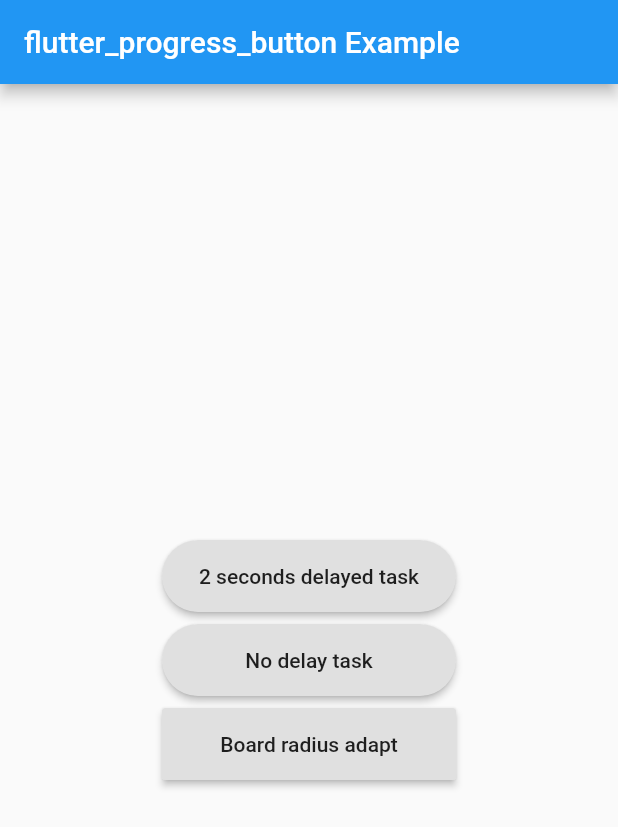
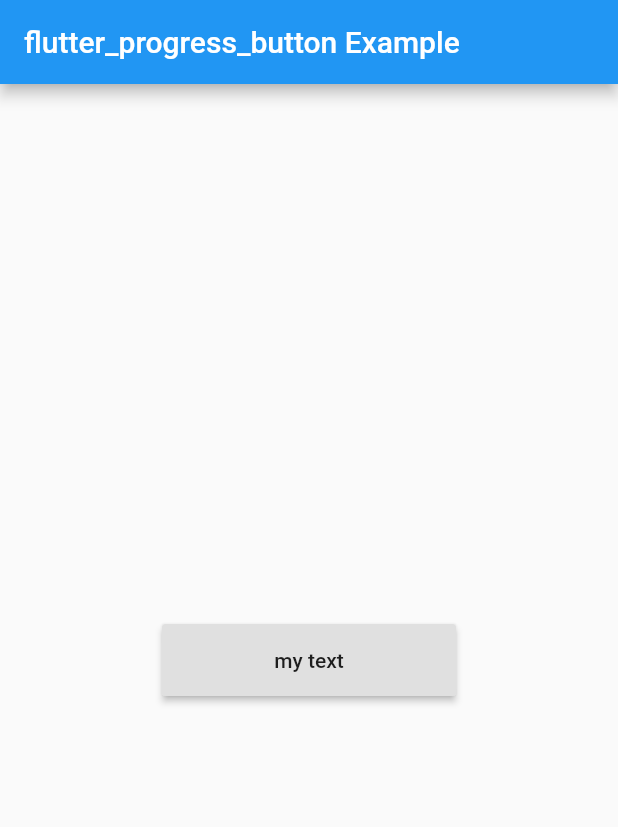
Before and after one commit to jiangyang5157/flutter_progress_button, a Flutter app: the screen it shows after launch, on a phone screen of 412 x 824 dp. Shown: the top 827 px of the screen. Run offline on Flutter 3.47's test engine with Material 2 defaults, Android fonts, the phone set to English and light mode, and no system bars.

Commit message:
custom children widgets

```diff
--- a/example/lib/main.dart
+++ b/example/lib/main.dart
@@ -31,33 +31,45 @@ class _HomePageState extends State<HomePage> {
         child: Column(
           mainAxisAlignment: MainAxisAlignment.center,
           children: <Widget>[
+//            Padding(
+//              padding: EdgeInsets.all(4.0),
+//              child: ProgressButton(
+//                '2 seconds delayed task',
+//                width: 196,
+//                onProgress: () async {
+//                  await Future.delayed(const Duration(milliseconds: 2000));
+//                  return () {
+//                    print('Take action when animation completed');
+//                  };
+//                },
+//              ),
+//            ),
+//            Padding(
+//              padding: EdgeInsets.all(4.0),
+//              child: ProgressButton(
+//                'No delay task',
+//                width: 196,
+//                onProgress: () {
+//                  print('Take action here or returns a handler Function');
+//                },
+//              ),
+//            ),
+//            Padding(
+//              padding: EdgeInsets.all(4.0),
+//              child: ProgressButton(
+//                'Board radius adapt',
+//                width: 196,
+//                borderRadius: 2,
+//                onProgress: () async {
+//                  await Future.delayed(const Duration(milliseconds: 2000));
+//                },
+//              ),
+//            ),
             Padding(
               padding: EdgeInsets.all(4.0),
               child: ProgressButton(
-                '2 seconds delayed task',
-                width: 196,
-                onProgress: () async {
-                  await Future.delayed(const Duration(milliseconds: 2000));
-                  return () {
-                    print('Take action when animation completed');
-                  };
-                },
-              ),
-            ),
-            Padding(
-              padding: EdgeInsets.all(4.0),
-              child: ProgressButton(
-                'No delay task',
-                width: 196,
-                onProgress: () {
-                  print('Take action here or returns a handler Function');
-                },
-              ),
-            ),
-            Padding(
-              padding: EdgeInsets.all(4.0),
-              child: ProgressButton(
-                'Board radius adapt',
+                normalWidget: const Text('my text'),
+                progressWidget: const CircularProgressIndicator(),
                 width: 196,
                 borderRadius: 2,
                 onProgress: () async {
--- a/lib/src/widgets/progress_button.dart
+++ b/lib/src/widgets/progress_button.dart
@@ -5,18 +5,18 @@ enum ProgressButtonState { Default, Progress }
 class ProgressButton extends StatefulWidget {
   final Function onProgress;
   final Color color;
-  final Color textColor;
-  final String text;
   final double width;
   final double height;
   final double borderRadius;
+  final Widget normalWidget;
+  final Widget progressWidget;
 
-  ProgressButton(
-    this.text, {
+  ProgressButton({
     Key key,
+    @required this.normalWidget,
+    @required this.progressWidget,
     this.onProgress,
     this.color,
-    this.textColor,
     this.width = double.infinity,
     this.height = 48,
     this.borderRadius = 24.0,
@@ -60,7 +60,6 @@ class _ProgressButtonState extends State<ProgressButton>
   void _reset() {
     _state = ProgressButtonState.Default;
     _color = widget.color;
-    _textColor = widget.textColor;
     _width = widget.width;
     _height = widget.height;
     _borderRadius = widget.borderRadius;
@@ -111,6 +110,18 @@ class _ProgressButtonState extends State<ProgressButton>
     );
   }
 
+  Widget _buildChildren(BuildContext context) {
+    switch (_state) {
+      case ProgressButtonState.Default:
+        return widget.normalWidget;
+        break;
+      case ProgressButtonState.Progress:
+      default:
+        return widget.progressWidget;
+        break;
+    }
+  }
+
   void _forward(Function onStart) {
     double initialWidth = _globalKey.currentContext.size.width;
     double initialBorderRadius = widget.borderRadius;
@@ -137,19 +148,4 @@ class _ProgressButtonState extends State<ProgressButton>
       onFinish();
     });
   }
-
-  Widget _buildChildren(BuildContext context) {
-    switch (_state) {
-      case ProgressButtonState.Default:
-        return Text(widget.text, style: TextStyle(color: _textColor));
-        break;
-      case ProgressButtonState.Progress:
-      default:
-        return CircularProgressIndicator(
-          value: null,
-          valueColor: AlwaysStoppedAnimation<Color>(_textColor),
-        );
-        break;
-    }
-  }
 }
```
